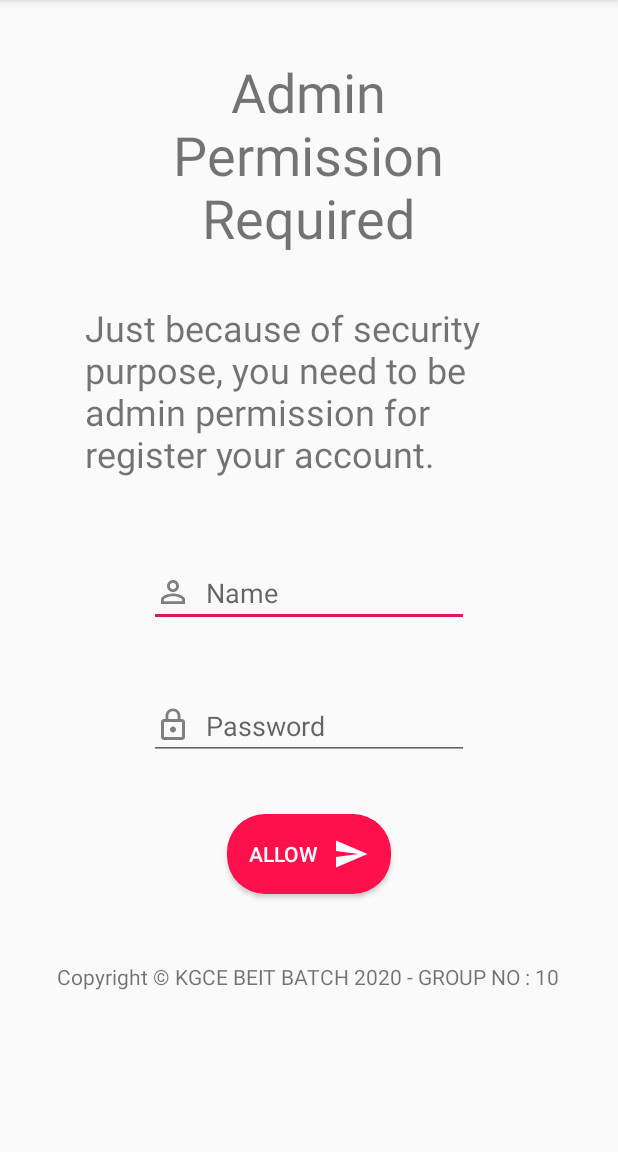
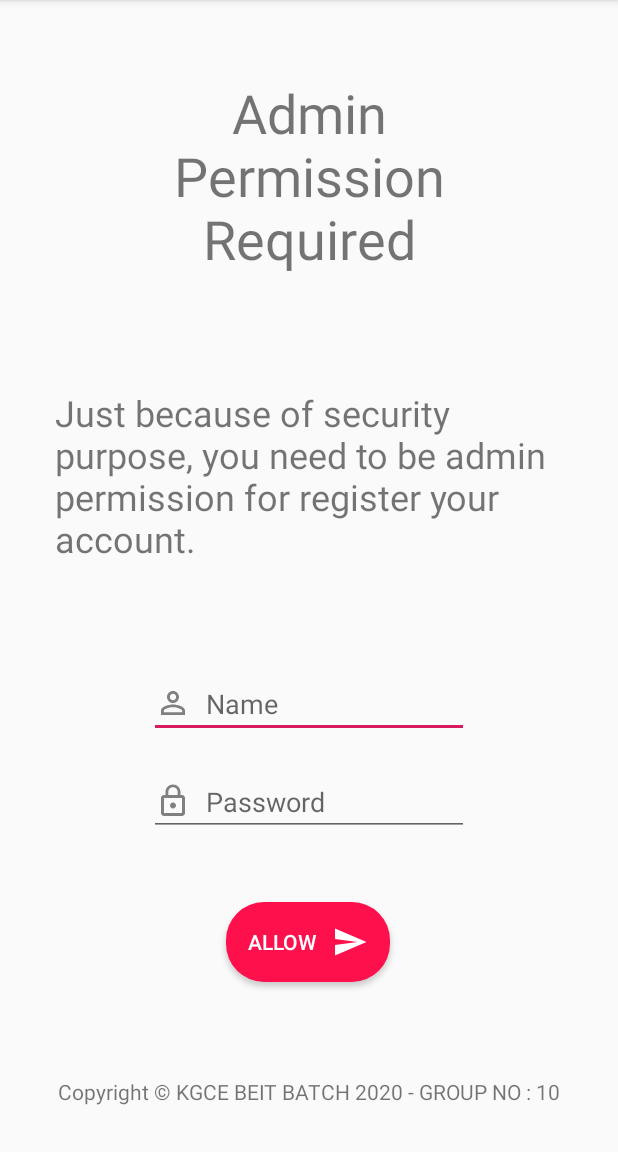
Before and after one commit to katejay/Face-Detection-And-Recognition-Based-Attendance-System, an Android app: the RegistrationadminActivity screen opened directly, with no data from a screen before it, on a phone screen of 412 x 824 dp, the part 84-1236 px from its top. Run offline under Robolectric (Android 15) with nearby library versions, the phone set to English and light mode, and no system bars.

Commit message:
V 0.3
What's New ⏺  1) Guildline [Add]  2) Layout change from Linear to Constraint [Change]  3) Quick Fix for below 5 inch screen phones [Fix]  4) Action Bar removed at Login page [Remove]

```diff
--- a/Android-Code/app/src/main/java/com/example/smartattendance/MainActivity.java
+++ b/Android-Code/app/src/main/java/com/example/smartattendance/MainActivity.java
@@ -52,7 +52,6 @@ public class MainActivity extends AppCompatActivity {
             startActivity(new Intent(MainActivity.this, SecondActivity.class));
         }
 
-
         Login.setOnClickListener(new View.OnClickListener() {
             @Override
             public void onClick(View view) {
@@ -68,7 +67,6 @@ public class MainActivity extends AppCompatActivity {
         });
 
     }
-
 
     private void validate(String userName, String userPassword) {
 
--- a/Android-Code/app/src/main/res/layout/activity_registrationadmin.xml
+++ b/Android-Code/app/src/main/res/layout/activity_registrationadmin.xml
@@ -6,99 +6,133 @@
     android:layout_height="match_parent"
     tools:context=".RegistrationadminActivity">
 
+
+    <androidx.constraintlayout.widget.Guideline
+        android:id="@+id/guideline6"
+        android:layout_width="wrap_content"
+        android:layout_height="wrap_content"
+        android:orientation="horizontal"
+        app:layout_constraintGuide_begin="20dp"
+        app:layout_constraintGuide_percent="0.0" />
+
+    <androidx.constraintlayout.widget.Guideline
+        android:id="@+id/guideline7"
+        android:layout_width="wrap_content"
+        android:layout_height="wrap_content"
+        android:orientation="horizontal"
+        app:layout_constraintGuide_begin="20dp"
+        app:layout_constraintGuide_percent="0.3" />
+
+    <androidx.constraintlayout.widget.Guideline
+        android:id="@+id/guideline8"
+        android:layout_width="wrap_content"
+        android:layout_height="wrap_content"
+        android:orientation="horizontal"
+        app:layout_constraintGuide_begin="20dp"
+        app:layout_constraintGuide_percent="0.55" />
+
+    <androidx.constraintlayout.widget.Guideline
+        android:id="@+id/guideline9"
+        android:layout_width="wrap_content"
+        android:layout_height="wrap_content"
+        android:orientation="horizontal"
+        app:layout_constraintGuide_begin="20dp"
+        app:layout_constraintGuide_percent="1.0"/>
+
+    <TextView
+        android:id="@+id/textView5"
+        android:layout_width="279dp"
+        android:layout_height="147dp"
+        android:layout_marginStart="8dp"
+        android:layout_marginTop="16dp"
+        android:layout_marginEnd="8dp"
+        android:layout_marginBottom="8dp"
+        android:gravity="center"
+        android:text="Admin Permission Required"
+        android:textSize="36sp"
+        app:layout_constraintBottom_toTopOf="@+id/guideline7"
+        app:layout_constraintEnd_toEndOf="parent"
+        app:layout_constraintStart_toStartOf="parent"
+        app:layout_constraintTop_toTopOf="@+id/guideline6"
+        app:layout_constraintVertical_bias="0.458" />
+
+    <TextView
+        android:id="@+id/textView6"
+        android:layout_width="338dp"
+        android:layout_height="125dp"
+        android:layout_marginStart="8dp"
+        android:layout_marginTop="8dp"
+        android:layout_marginEnd="8dp"
+        android:layout_marginBottom="8dp"
+        android:text="Just because of security purpose, you need to be admin permission for register your account."
+        android:textSize="24sp"
+        app:layout_constraintBottom_toTopOf="@+id/guideline8"
+        app:layout_constraintEnd_toEndOf="parent"
+        app:layout_constraintHorizontal_bias="0.49"
+        app:layout_constraintStart_toStartOf="parent"
+        app:layout_constraintTop_toTopOf="@+id/guideline7"
+        app:layout_constraintVertical_bias="0.396" />
+
     <EditText
         android:id="@+id/etName1"
         android:layout_width="wrap_content"
         android:layout_height="wrap_content"
         android:layout_marginStart="8dp"
-        android:layout_marginTop="8dp"
+        android:layout_marginTop="24dp"
         android:layout_marginEnd="8dp"
-        android:layout_marginBottom="15dp"
+        android:ems="10"
         android:drawableLeft="@drawable/ic_person_outline_black_24dp"
         android:drawablePadding="10dp"
-        android:ems="10"
         android:hint="Name"
         android:inputType="textPersonName"
-        app:layout_constraintBottom_toTopOf="@+id/etPassword1"
         app:layout_constraintEnd_toEndOf="parent"
         app:layout_constraintStart_toStartOf="parent"
-        app:layout_constraintTop_toBottomOf="@+id/textView6"
-        app:layout_constraintVertical_bias="0.625" />
+        app:layout_constraintTop_toTopOf="@+id/guideline8" />
 
     <EditText
         android:id="@+id/etPassword1"
         android:layout_width="wrap_content"
         android:layout_height="wrap_content"
         android:layout_marginStart="8dp"
+        android:layout_marginTop="20dp"
         android:layout_marginEnd="8dp"
-        android:layout_marginBottom="36dp"
+        android:ems="10"
         android:drawableLeft="@drawable/ic_lock_outline_black_24dp"
         android:drawablePadding="10dp"
-        android:ems="10"
         android:hint="Password"
         android:inputType="textPassword"
-        app:layout_constraintBottom_toTopOf="@+id/btnLogin1"
         app:layout_constraintEnd_toEndOf="parent"
-        app:layout_constraintStart_toStartOf="parent" />
+        app:layout_constraintStart_toStartOf="parent"
+        app:layout_constraintTop_toBottomOf="@+id/etName1" />
 
     <Button
         android:id="@+id/btnLogin1"
         android:layout_width="wrap_content"
         android:layout_height="wrap_content"
         android:layout_marginStart="8dp"
+        android:layout_marginTop="44dp"
         android:layout_marginEnd="8dp"
-        android:layout_marginBottom="172dp"
         android:background="@drawable/buttonstylepink"
         android:drawableRight="@drawable/ic_menu_send"
         android:drawablePadding="10dp"
         android:text="Allow"
-
         android:textColor="#fff"
-        app:layout_constraintBottom_toBottomOf="parent"
         app:layout_constraintEnd_toEndOf="parent"
-        app:layout_constraintStart_toStartOf="parent" />
-
-    <TextView
-        android:id="@+id/textView5"
-        android:layout_width="200dp"
-        android:layout_height="142dp"
-        android:layout_marginStart="8dp"
-        android:layout_marginTop="32dp"
-        android:layout_marginEnd="8dp"
-        android:gravity="center"
-        android:text="Admin Permission Required"
-        android:textSize="36sp"
-        app:layout_constraintEnd_toEndOf="parent"
-        app:layout_constraintHorizontal_bias="0.497"
+        app:layout_constraintHorizontal_bias="0.498"
         app:layout_constraintStart_toStartOf="parent"
-        app:layout_constraintTop_toTopOf="parent" />
-
-    <TextView
-        android:id="@+id/textView6"
-        android:layout_width="298dp"
-        android:layout_height="wrap_content"
-        android:layout_marginStart="8dp"
-        android:layout_marginTop="28dp"
-        android:layout_marginEnd="8dp"
-        android:text="Just because of security purpose, you need to be admin permission for register your account."
-        android:textSize="24sp"
-        app:layout_constraintEnd_toEndOf="parent"
-        app:layout_constraintHorizontal_bias="0.494"
-        app:layout_constraintStart_toStartOf="parent"
-        app:layout_constraintTop_toBottomOf="@+id/textView5" />
+        app:layout_constraintTop_toBottomOf="@+id/etPassword1" />
 
     <TextView
         android:id="@+id/textView9"
         android:layout_width="wrap_content"
         android:layout_height="wrap_content"
         android:layout_marginStart="8dp"
+        android:layout_marginTop="40dp"
         android:layout_marginEnd="8dp"
         android:layout_marginBottom="8dp"
         android:text="Copyright © KGCE BEIT BATCH 2020 - GROUP NO : 10"
-        app:layout_constraintBottom_toBottomOf="parent"
+        app:layout_constraintBottom_toTopOf="@+id/guideline9"
         app:layout_constraintEnd_toEndOf="parent"
-        app:layout_constraintHorizontal_bias="0.491"
         app:layout_constraintStart_toStartOf="parent"
-        app:layout_constraintTop_toBottomOf="@+id/btnLogin1"
-        app:layout_constraintVertical_bias="0.314" />
+        app:layout_constraintTop_toBottomOf="@+id/btnLogin1" />
 </androidx.constraintlayout.widget.ConstraintLayout>
--- a/Android-Code/app/src/main/res/layout/nav_header_second.xml
+++ b/Android-Code/app/src/main/res/layout/nav_header_second.xml
@@ -24,13 +24,13 @@
         android:layout_width="match_parent"
         android:layout_height="wrap_content"
         android:paddingTop="@dimen/nav_header_vertical_spacing"
-        android:text="@string/nav_header_title"
+        android:text="Jay Kate"
         android:textAppearance="@style/TextAppearance.AppCompat.Body1" />
 
     <TextView
         android:id="@+id/textView"
         android:layout_width="wrap_content"
         android:layout_height="wrap_content"
-        android:text="@string/nav_header_subtitle" />
+        android:text="jay.kate20@gmail.com" />
 
 </LinearLayout>
```
Also changed, not shown: Android-Code/app/src/main/res/layout/activity_main.xml (+82 -38 lines), 1 other file.
